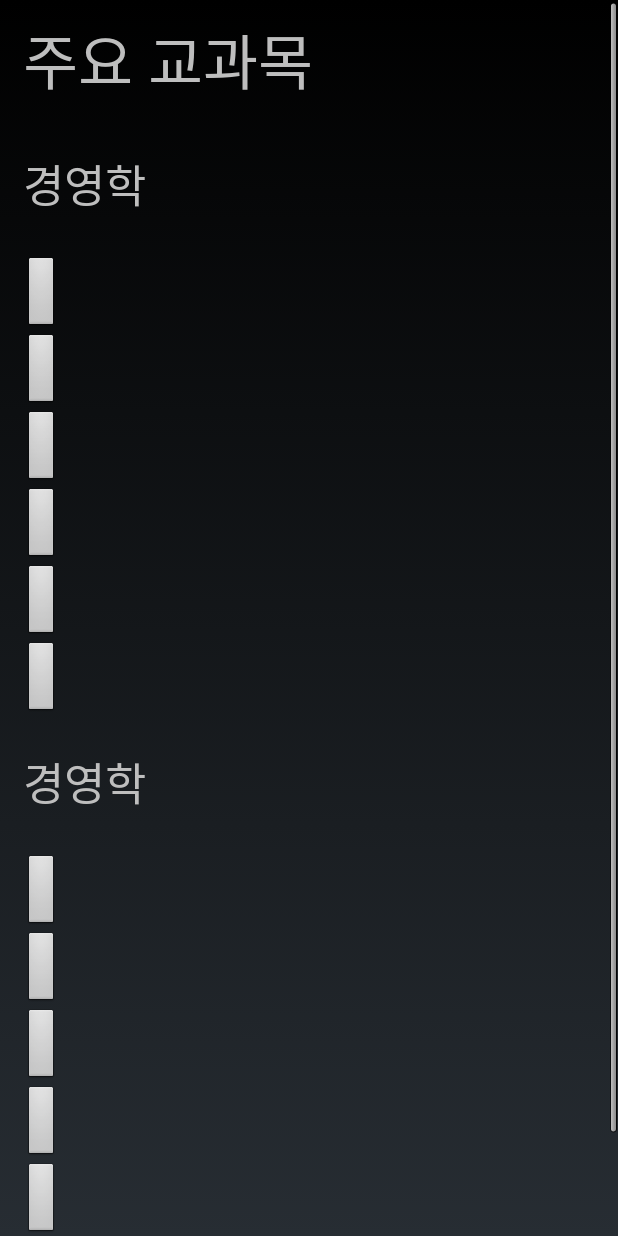
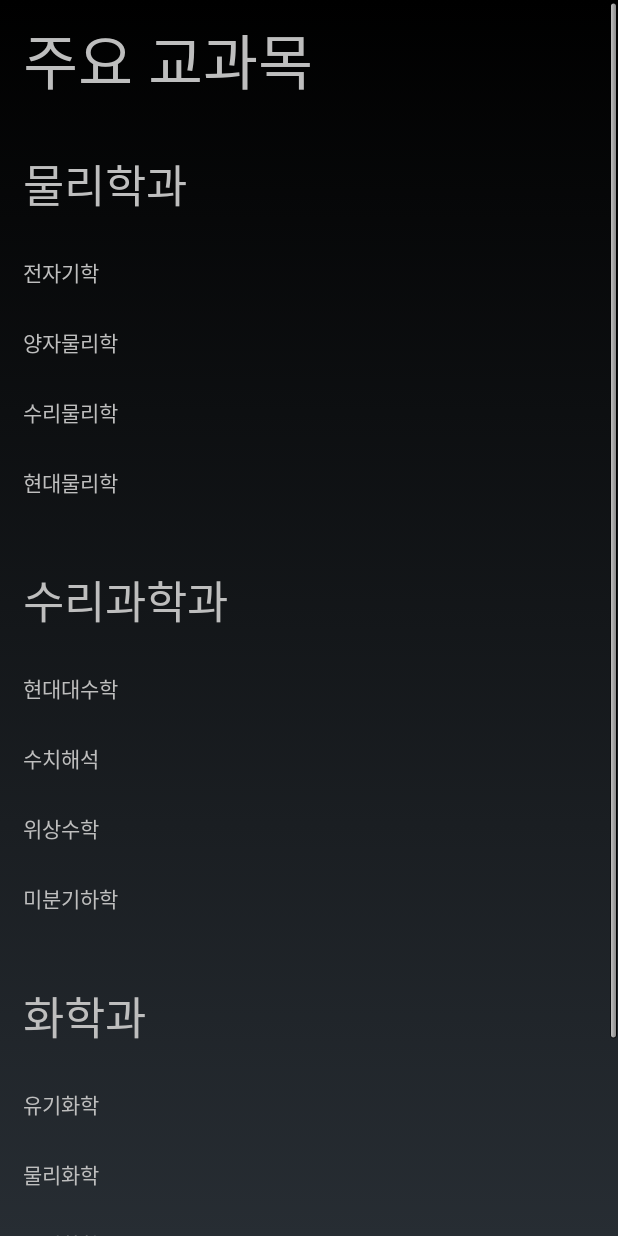
Before and after one commit to CheongWoonHyoung/UNIST_INFO, an Android app: the layout intropage_SNS.xml on its own in the app's theme, with its tools: preview values and no code run, on a phone screen of 412 x 824 dp. Run offline under Robolectric (Android 15) with nearby library versions, the phone set to English and light mode, and no system bars.

Commit message:
no message

```diff
--- a/MyUNIST_info/app/src/main/res/layout/intropage_SNS.xml
+++ b/MyUNIST_info/app/src/main/res/layout/intropage_SNS.xml
@@ -37,45 +37,33 @@
                 <TextView
                     android:layout_width="match_parent"
                     android:layout_height="wrap_content"
-                    android:text ="경영학"
+                    android:text ="물리학과"
                     android:textSize="30dp"
                     android:paddingBottom="25dp" />
-                <Button
+                <TextView
                     android:layout_width="wrap_content"
                     android:layout_height="wrap_content"
-                    android:text =""
+                    android:text ="전자기학"
                     android:paddingBottom="25dp"
                     android:id="@+id/btn1"/>
-                <Button
+                <TextView
                     android:layout_width="wrap_content"
                     android:layout_height="wrap_content"
-                    android:text =""
+                    android:text ="양자물리학"
                     android:paddingBottom="25dp"
                     android:id="@+id/btn2"/>
-                <Button
+                <TextView
                     android:layout_width="wrap_content"
                     android:layout_height="wrap_content"
-                    android:text =""
+                    android:text ="수리물리학"
                     android:paddingBottom="25dp"
                     android:id="@+id/btn3"/>
-                <Button
+                <TextView
                     android:layout_width="wrap_content"
                     android:layout_height="wrap_content"
-                    android:text =""
+                    android:text ="현대물리학"
                     android:paddingBottom="25dp"
                     android:id="@+id/btn4"/>
-                <Button
-                    android:layout_width="wrap_content"
-                    android:layout_height="wrap_content"
-                    android:text =""
-                    android:paddingBottom="25dp"
-                    android:id="@+id/btn5"/>
-                <Button
-                    android:layout_width="wrap_content"
-                    android:layout_height="wrap_content"
-                    android:text =""
-                    android:paddingBottom="25dp"
-                    android:id="@+id/btn6"/>
 
             </LinearLayout>
 
@@ -88,46 +76,80 @@
                 <TextView
                     android:layout_width="match_parent"
                     android:layout_height="wrap_content"
-                    android:text ="경영학"
+                    android:text ="수리과학과"
                     android:textSize="30dp"
                     android:paddingBottom="25dp"
                     />
-                <Button
+                <TextView
                     android:layout_width="wrap_content"
                     android:layout_height="wrap_content"
-                    android:text =""
+                    android:text ="현대대수학"
                     android:paddingBottom="25dp"
-                    android:id="@+id/btn1"/>
-                <Button
+                    android:id="@+id/btn5"/>
+                <TextView
                     android:layout_width="wrap_content"
                     android:layout_height="wrap_content"
-                    android:text =""
+                    android:text ="수치해석"
                     android:paddingBottom="25dp"
-                    android:id="@+id/btn2"/>
-                <Button
+                    android:id="@+id/btn6"/>
+                <TextView
                     android:layout_width="wrap_content"
                     android:layout_height="wrap_content"
-                    android:text =""
+                    android:text ="위상수학"
                     android:paddingBottom="25dp"
-                    android:id="@+id/btn3"/>
-                <Button
+                    android:id="@+id/btn7"/>
+                <TextView
                     android:layout_width="wrap_content"
                     android:layout_height="wrap_content"
-                    android:text =""
+                    android:text ="미분기하학"
                     android:paddingBottom="25dp"
-                    android:id="@+id/btn4"/>
-                <Button
+                    android:id="@+id/btn8"/>
+            </LinearLayout>
+
+            <LinearLayout
+                android:layout_width="match_parent"
+                android:layout_height="wrap_content"
+                android:layout_marginLeft="15dp"
+                android:layout_marginBottom="20dp"
+                android:orientation="vertical">
+                <TextView
+                    android:layout_width="match_parent"
+                    android:layout_height="wrap_content"
+                    android:text ="화학과"
+                    android:textSize="30dp"
+                    android:paddingBottom="25dp"
+                    />
+                <TextView
                     android:layout_width="wrap_content"
                     android:layout_height="wrap_content"
-                    android:text =""
+                    android:text ="유기화학"
                     android:paddingBottom="25dp"
-                    android:id="@+id/btn5"/>
-                <Button
+                    android:id="@+id/btn9"/>
+                <TextView
                     android:layout_width="wrap_content"
                     android:layout_height="wrap_content"
-                    android:text =""
+                    android:text ="물리화학"
                     android:paddingBottom="25dp"
-                    android:id="@+id/btn6"/>
+                    android:id="@+id/btn10"/>
+                <TextView
+                    android:layout_width="wrap_content"
+                    android:layout_height="wrap_content"
+                    android:text ="분석화학"
+                    android:paddingBottom="25dp"
+                    android:id="@+id/btn11"/>
+                <TextView
+                    android:layout_width="wrap_content"
+                    android:layout_height="wrap_content"
+                    android:text ="무기화학"
+                    android:paddingBottom="25dp"
+                    android:id="@+id/btn12"/>
+                <TextView
+                    android:layout_width="wrap_content"
+                    android:layout_height="wrap_content"
+                    android:text ="나노화학공정 입문"
+                    android:paddingBottom="25dp"
+                    android:id="@+id/btn13"/>
+
             </LinearLayout>
         </LinearLayout>
 
```
Also changed, not shown: MyUNIST_info/app/src/main/res/layout/intropage_UEE.xml (+51 -40 lines).
